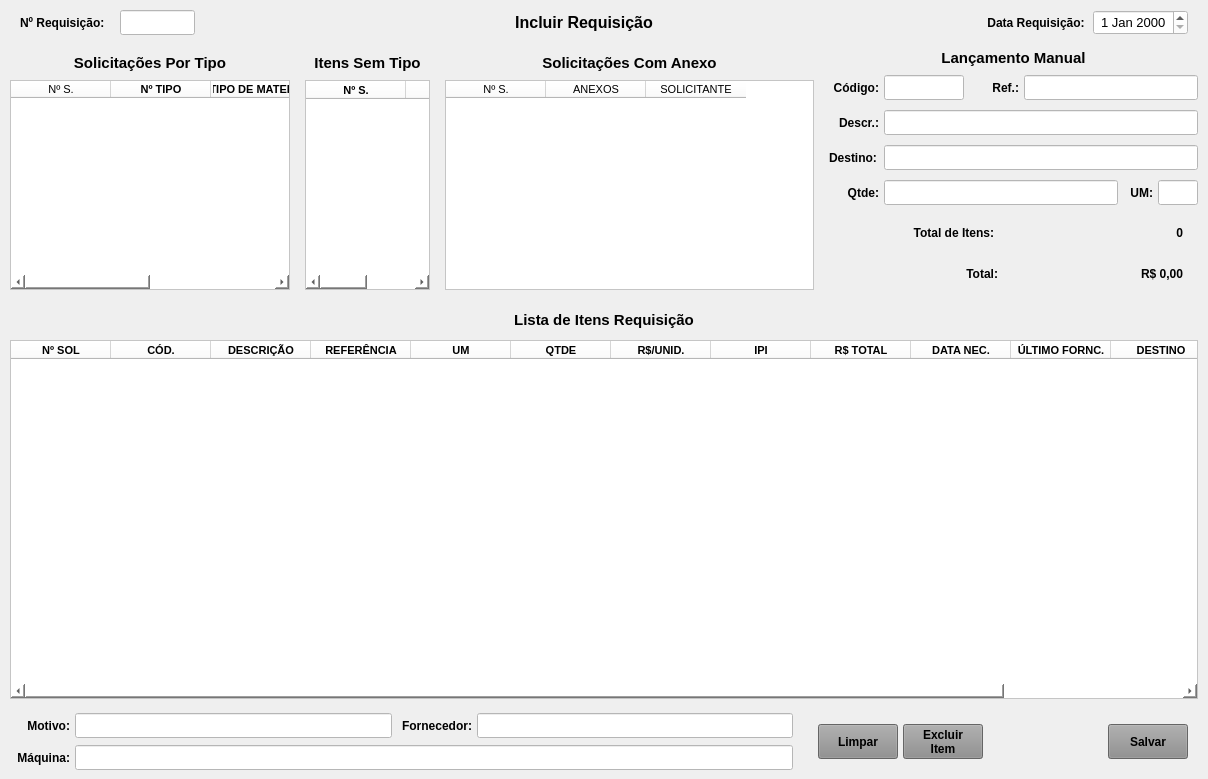
Above: forms/tela_req_incluir.ui from Azevedo84/erp_suzuki before the change. Below: the same form after it.
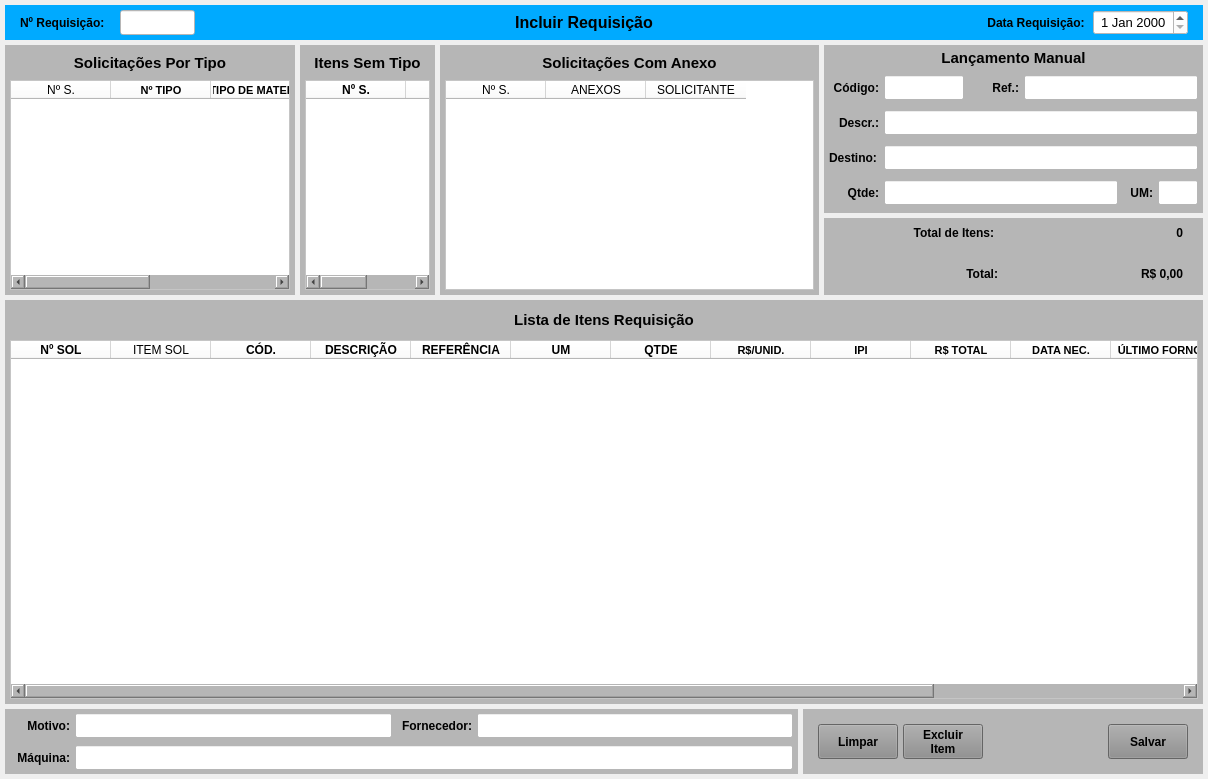
That is the form after the change.

```diff
--- a/forms/tela_req_incluir.ui
+++ b/forms/tela_req_incluir.ui
@@ -45,7 +45,7 @@
        </size>
       </property>
       <property name="styleSheet">
-       <string notr="true"/>
+       <string notr="true">background-color: rgb(0, 170, 255);</string>
       </property>
       <layout class="QHBoxLayout" name="horizontalLayout">
        <property name="spacing">
@@ -264,7 +264,7 @@
           </size>
          </property>
          <property name="styleSheet">
-          <string notr="true"/>
+          <string notr="true">background-color: rgb(182, 182, 182);</string>
          </property>
          <layout class="QVBoxLayout" name="verticalLayout_2">
           <property name="spacing">
@@ -415,7 +415,7 @@
           </size>
          </property>
          <property name="styleSheet">
-          <string notr="true"/>
+          <string notr="true">background-color: rgb(182, 182, 182);</string>
          </property>
          <layout class="QVBoxLayout" name="verticalLayout_3">
           <property name="spacing">
@@ -544,7 +544,7 @@
           </size>
          </property>
          <property name="styleSheet">
-          <string notr="true"/>
+          <string notr="true">background-color: rgb(182, 182, 182);</string>
          </property>
          <layout class="QVBoxLayout" name="verticalLayout_4">
           <property name="spacing">
@@ -678,7 +678,7 @@
              </size>
             </property>
             <property name="styleSheet">
-             <string notr="true"/>
+             <string notr="true">background-color: rgb(182, 182, 182);</string>
             </property>
             <layout class="QVBoxLayout" name="verticalLayout_7">
              <property name="spacing">
@@ -1241,7 +1241,7 @@
           <item>
            <widget class="QWidget" name="widget_Cor6" native="true">
             <property name="styleSheet">
-             <string notr="true"/>
+             <string notr="true">background-color: rgb(182, 182, 182);</string>
             </property>
             <layout class="QVBoxLayout" name="verticalLayout_9">
              <property name="spacing">
@@ -1420,7 +1420,7 @@
     <item>
      <widget class="QWidget" name="widget_Cor7" native="true">
       <property name="styleSheet">
-       <string notr="true"/>
+       <string notr="true">background-color: rgb(182, 182, 182);</string>
       </property>
       <layout class="QVBoxLayout" name="verticalLayout_5">
        <property name="spacing">
@@ -1554,6 +1554,11 @@
            <set>AlignCenter</set>
           </property>
          </column>
+         <column>
+          <property name="text">
+           <string>ITEM SOL</string>
+          </property>
+         </column>
          <column>
           <property name="text">
            <string>CÓD.</string>
@@ -1777,7 +1782,7 @@
        <item>
         <widget class="QWidget" name="widget_Cor9" native="true">
          <property name="styleSheet">
-          <string notr="true"/>
+          <string notr="true">background-color: rgb(182, 182, 182);</string>
          </property>
          <layout class="QVBoxLayout" name="verticalLayout_6">
           <property name="spacing">
@@ -2044,7 +2049,7 @@
           </size>
          </property>
          <property name="styleSheet">
-          <string notr="true"/>
+          <string notr="true">background-color: rgb(182, 182, 182);</string>
          </property>
          <layout class="QHBoxLayout" name="horizontalLayout_6">
           <property name="spacing">
```
